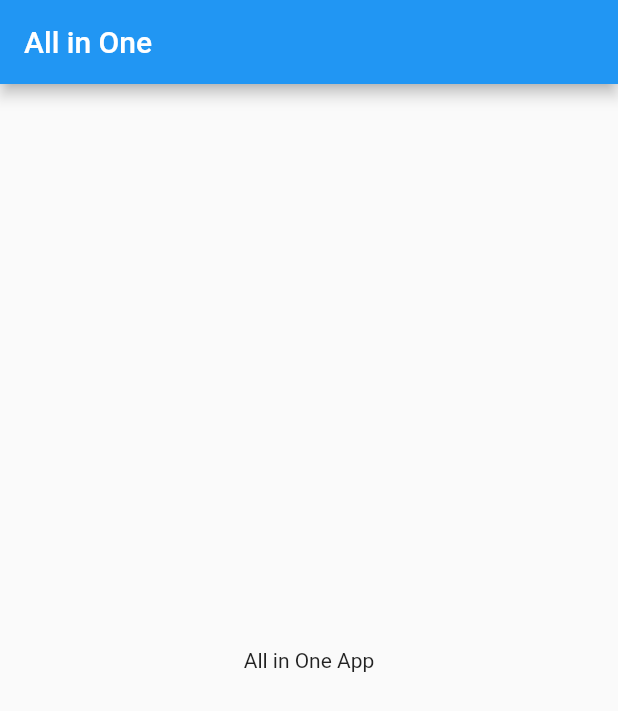
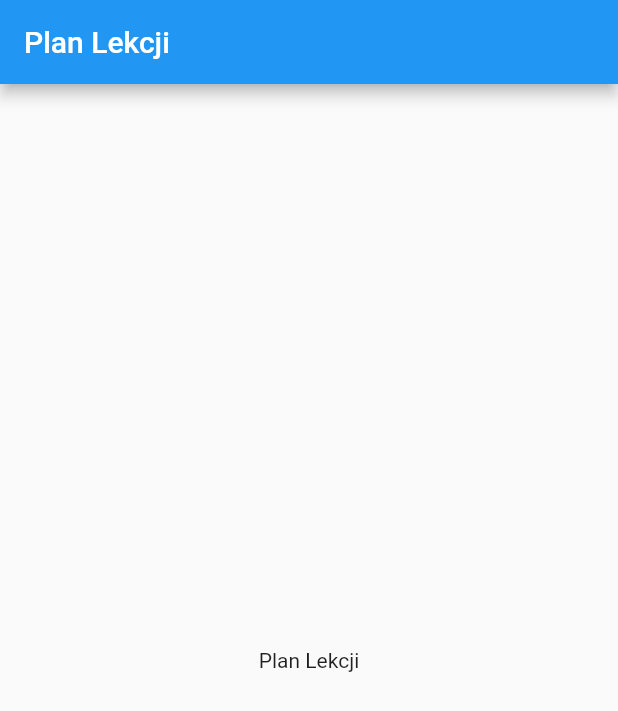
Before and after one commit to ProcnerKacper/All-In-One-App, a Flutter app: the screen it shows after launch, on a phone screen of 412 x 824 dp. Shown: the top 711 px of the screen. Run offline on Flutter 3.47's test engine with Material 2 defaults, Android fonts, the phone set to English and light mode, and no system bars.

Commit message:
add schedule screen

```diff
--- a/lib/main.dart
+++ b/lib/main.dart
@@ -1,4 +1,6 @@
 import 'package:flutter/material.dart';
+
+import 'screens/schedule_screen.dart';
 
 void main() => runApp(MyApp());
 
@@ -11,12 +13,7 @@ class MyApp extends StatelessWidget {
       theme: ThemeData(
         primarySwatch: Colors.blue,
       ),
-      home: Scaffold(
-        appBar: AppBar(
-          title: Text('All in One'),
-        ),
-        body: Center(child: Text('All in One App')),
-      ),
+      home: ScheduleScreen(),
     );
   }
 }
--- /dev/null
+++ b/lib/screens/schedule_screen.dart
@@ -0,0 +1,18 @@
+import 'package:flutter/material.dart';
+
+class ScheduleScreen extends StatefulWidget {
+  @override
+  _ScheduleScreenState createState() => _ScheduleScreenState();
+}
+
+class _ScheduleScreenState extends State<ScheduleScreen> {
+  @override
+  Widget build(BuildContext context) {
+    return Scaffold(
+      appBar: AppBar(
+        title: const Text('Plan Lekcji'),
+      ),
+      body: Center(child: Text('Plan Lekcji')),
+    );
+  }
+}
```
